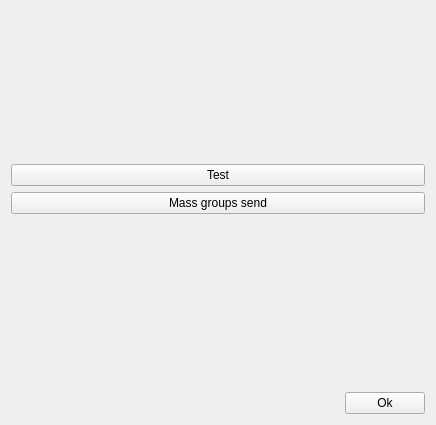
Old version of the form uis/main_dialog.ui in the repository ozeron/messenger.
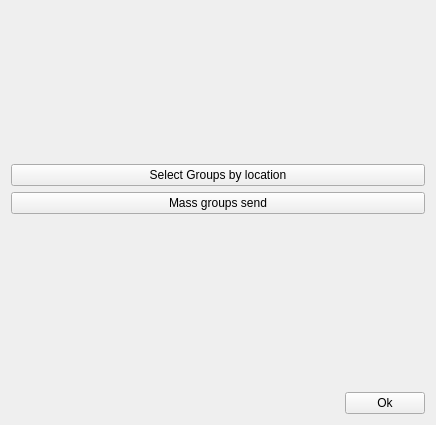
New version of the form.

Diff of the .ui file:
```diff
--- a/uis/main_dialog.ui
+++ b/uis/main_dialog.ui
@@ -13,7 +13,7 @@
   <property name="windowTitle">
    <string>MainDialog</string>
   </property>
-  <layout class="QVBoxLayout" name="verticalLayout" stretch="0,0,0,0,0">
+  <layout class="QVBoxLayout" name="verticalLayout" stretch="0,0,0,0,0,0">
    <item>
     <spacer name="verticalSpacer_2">
      <property name="orientation">
@@ -30,7 +30,7 @@
    <item>
     <widget class="QPushButton" name="btnTest">
      <property name="text">
-      <string>Test</string>
+      <string>Select Groups by location</string>
      </property>
     </widget>
    </item>
```
Left out of the diff: 2 changed lines with no effect on the pictures. Lines whose indentation alone changed are shown as unchanged.
